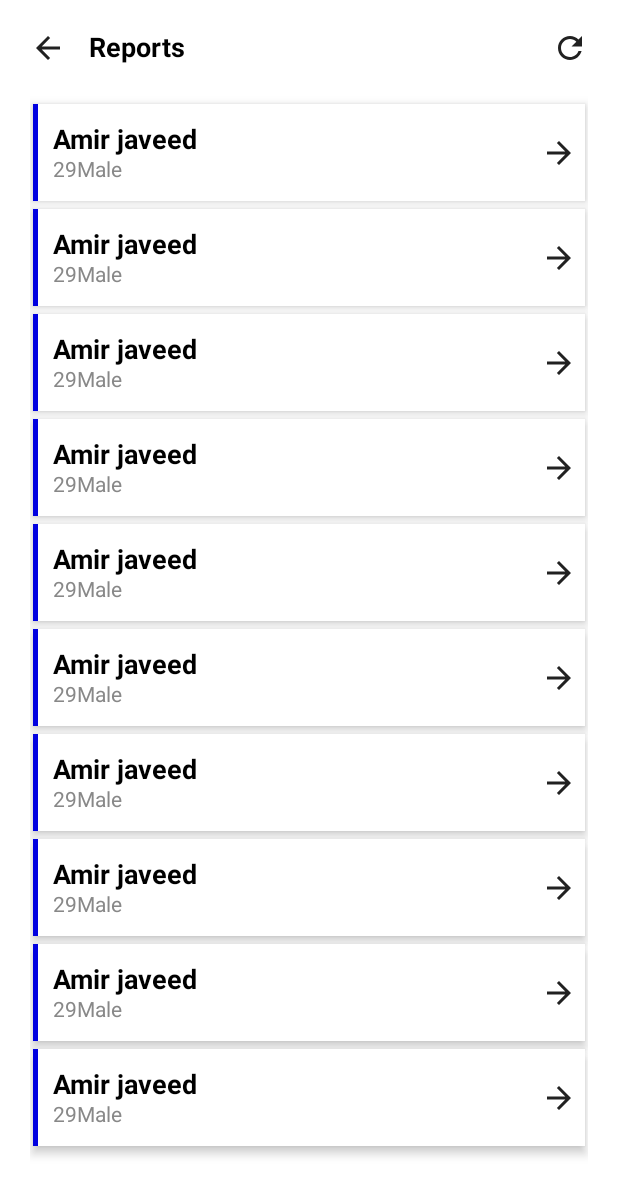
After one commit to Amir-ByteGrowth/MvvmJetPackLab, an Android app built with Jetpack Compose: the composable ReportsScreen shown on its own in the app's theme, on a phone screen of 412 x 824 dp. The commit adds this screen. Shown: the top 1196 px of the screen. Run offline under Robolectric (Android 15) with nearby library versions, the phone set to English and light mode, and no system bars; our stand-ins replace constraintlayout-compose.

Commit message:
ReportsScreen Created

```diff
--- a/app/src/main/java/com/example/mvvmjetpackcompose/constants/Constants.kt
+++ b/app/src/main/java/com/example/mvvmjetpackcompose/constants/Constants.kt
@@ -11,5 +11,6 @@ class Constants {
         const val TEST_DETAIL = "TestDetail"
         const val MY_CART = "MyCart"
         const val SERVICES_SCREENS = "ServicesScreens"
+        const val REPORT_SCREEN = "ReportScreen"
     }
 }
--- a/app/src/main/java/com/example/mvvmjetpackcompose/navigation/NavGraph.kt
+++ b/app/src/main/java/com/example/mvvmjetpackcompose/navigation/NavGraph.kt
@@ -8,6 +8,7 @@ import com.example.mvvmjetpackcompose.ui.screens.accountscreen.AccountScreen
 import com.example.mvvmjetpackcompose.ui.screens.chatscreen.ChatScreen
 import com.example.mvvmjetpackcompose.ui.screens.managerelationship.ManageRelationShipsScreen
 import com.example.mvvmjetpackcompose.ui.screens.mycartscreen.MyCartScreen
+import com.example.mvvmjetpackcompose.ui.screens.reportsscreen.ReportsScreen
 import com.example.mvvmjetpackcompose.ui.screens.servicesscreens.ServicesScreens
 import com.example.mvvmjetpackcompose.ui.screens.testslitcscreen.TestsListScreen
 import com.example.mvvmjetpackcompose.ui.screens.testslitcscreen.testdetailscreen.TestDetailScreen
@@ -25,6 +26,10 @@ fun NavigationGraph(navController: NavHostController) {
 
                 override fun navigateToMedicinesScreen() {
                     navController.navigate(Screens.ServicesScreens.route)
+                }
+
+                override fun navigateToReportScreen() {
+                    navController.navigate(Screens.ReportsScreen.route)
                 }
 
 
@@ -69,5 +74,9 @@ fun NavigationGraph(navController: NavHostController) {
             ServicesScreens()
         }
 
+        composable(Screens.ReportsScreen.route) {
+            ReportsScreen()
+        }
+
     }
 }
--- a/app/src/main/java/com/example/mvvmjetpackcompose/navigation/ScreenClicks.kt
+++ b/app/src/main/java/com/example/mvvmjetpackcompose/navigation/ScreenClicks.kt
@@ -8,6 +8,8 @@ interface HomeScreenClicks {
     fun navigateToAllTestScreen()
     fun navigateToMedicinesScreen()
 
+    fun navigateToReportScreen()
+
 }
 
 interface AllTestScreenClicks {
--- a/app/src/main/java/com/example/mvvmjetpackcompose/navigation/Screens.kt
+++ b/app/src/main/java/com/example/mvvmjetpackcompose/navigation/Screens.kt
@@ -3,6 +3,7 @@ package com.example.mvvmjetpackcompose.navigation
 import com.example.mvvmjetpackcompose.constants.Constants.Companion.ALL_TESTS
 import com.example.mvvmjetpackcompose.constants.Constants.Companion.MANAGE_RELATIONS
 import com.example.mvvmjetpackcompose.constants.Constants.Companion.MY_CART
+import com.example.mvvmjetpackcompose.constants.Constants.Companion.REPORT_SCREEN
 import com.example.mvvmjetpackcompose.constants.Constants.Companion.SERVICES_SCREENS
 import com.example.mvvmjetpackcompose.constants.Constants.Companion.SPLASH_SCREEN
 import com.example.mvvmjetpackcompose.constants.Constants.Companion.TEST_DETAIL
@@ -14,4 +15,6 @@ sealed class Screens(val route: String) {
     object TestDetailScreen : Screens(TEST_DETAIL)
     object MyCartScreen : Screens(MY_CART)
     object ServicesScreens : Screens(SERVICES_SCREENS)
+
+    object ReportsScreen : Screens(REPORT_SCREEN)
 }
--- /dev/null
+++ b/app/src/main/java/com/example/mvvmjetpackcompose/ui/screens/reportsscreen/ReportsScreen.kt
@@ -0,0 +1,135 @@
+package com.example.mvvmjetpackcompose.ui.screens.reportsscreen
+
+import androidx.compose.foundation.background
+import androidx.compose.foundation.clickable
+import androidx.compose.foundation.layout.*
+import androidx.compose.foundation.lazy.LazyColumn
+import androidx.compose.foundation.lazy.rememberLazyListState
+import androidx.compose.foundation.shape.RoundedCornerShape
+import androidx.compose.material.*
+import androidx.compose.material.icons.Icons
+import androidx.compose.material.icons.filled.ArrowBack
+import androidx.compose.material.icons.filled.ArrowForward
+import androidx.compose.material.icons.filled.Refresh
+import androidx.compose.runtime.Composable
+import androidx.compose.ui.Alignment
+import androidx.compose.ui.Modifier
+import androidx.compose.ui.graphics.Color
+import androidx.compose.ui.text.TextStyle
+import androidx.compose.ui.text.font.FontWeight
+import androidx.compose.ui.tooling.preview.Preview
+import androidx.compose.ui.unit.dp
+import androidx.compose.ui.unit.sp
+import androidx.constraintlayout.compose.ConstraintLayout
+import androidx.constraintlayout.compose.Dimension
+
+@Composable
+fun ReportsScreen(modifier: Modifier = Modifier) {
+    Scaffold(
+        topBar = { ReportsScreenAppBar() },
+        modifier = modifier.padding(horizontal = 20.dp, vertical = 20.dp),
+        content = { ReportsScreenContent() })
+
+
+}
+
+@Composable
+fun ReportsScreenContent(modifier: Modifier = Modifier) {
+    LazyColumn(
+        modifier = modifier
+            .padding(vertical = 20.dp)
+            .fillMaxSize(), state = rememberLazyListState()
+    ) {
+        items(10) {
+            ReportsListItem()
+        }
+    }
+}
+
+
+@Composable
+fun ReportsScreenAppBar(modifier: Modifier = Modifier) {
+    Row(verticalAlignment = Alignment.CenterVertically, modifier = modifier.fillMaxWidth()) {
+        Icon(imageVector = Icons.Default.ArrowBack,
+            contentDescription = "Back",
+            modifier = modifier.clickable {})
+        Spacer(modifier = modifier.width(15.dp))
+        Text(
+            text = "Reports", style = TextStyle.Default.copy(
+                color = Color.Black, fontWeight = FontWeight.Bold, fontSize = 18.sp
+            )
+        )
+        Box(modifier = modifier
+            .fillMaxWidth()
+            .clickable {}) {
+            Icon(
+                imageVector = Icons.Default.Refresh,
+                contentDescription = "Refresh",
+                modifier = modifier.align(
+                    Alignment.CenterEnd
+                )
+            )
+        }
+    }
+}
+
+@Composable
+fun ReportsListItem(modifier: Modifier = Modifier) {
+    Card(
+        modifier = modifier
+            .height(70.dp).padding(start = 2.dp, end = 2.dp, top = 5.dp)
+            .fillMaxWidth()
+            .clickable { }, shape = RoundedCornerShape(0), elevation = 4.dp
+    ) {
+        ConstraintLayout {
+            val (line, name, forwardIcon) = createRefs()
+            Divider(modifier = modifier
+                .constrainAs(line) {
+                    start.linkTo(parent.start)
+                    top.linkTo(parent.top)
+                    bottom.linkTo(parent.bottom)
+                    height = Dimension.fillToConstraints
+                }
+                .width(3.dp)
+                .background(Color.Blue)
+
+            )
+
+            Column(modifier = modifier.constrainAs(name) {
+                start.linkTo(line.end, margin = 10.dp)
+                end.linkTo(forwardIcon.start, margin = 10.dp)
+                top.linkTo(parent.top)
+                bottom.linkTo(parent.bottom)
+                width = Dimension.fillToConstraints
+            }, horizontalAlignment = Alignment.Start) {
+                Text(
+                    text = "Amir javeed",
+                    style = TextStyle.Default.copy(
+                        color = Color.Black,
+                        fontWeight = FontWeight.Bold,
+                        fontSize = 18.sp
+                    )
+                )
+                Spacer(modifier = modifier.height(1.dp))
+                Text(text = "29Male", style = TextStyle.Default.copy(color = Color.Gray))
+
+            }
+
+            Icon(
+                imageVector = Icons.Default.ArrowForward,
+                contentDescription = "ArrowForward",
+                modifier = modifier.constrainAs(forwardIcon) {
+                    end.linkTo(parent.end, margin = 5.dp)
+                    top.linkTo(parent.top)
+                    bottom.linkTo(parent.bottom)
+                }
+            )
+        }
+    }
+}
+
+@Preview(showBackground = true)
+@Composable
+fun PreviewReportsScreen() {
+    ReportsScreen()
+}
--- a/app/src/main/java/com/example/mvvmjetpackcompose/ui/screens/usermainscreen/UserMainScreen.kt
+++ b/app/src/main/java/com/example/mvvmjetpackcompose/ui/screens/usermainscreen/UserMainScreen.kt
@@ -1,15 +1,15 @@
 package com.example.mvvmjetpackcompose.ui.screens.usermainscreen
 
-import androidx.compose.foundation.*
-import androidx.compose.foundation.gestures.Orientation
-import androidx.compose.foundation.gestures.scrollable
+import androidx.compose.foundation.Image
+import androidx.compose.foundation.background
+import androidx.compose.foundation.clickable
 import androidx.compose.foundation.interaction.MutableInteractionSource
 import androidx.compose.foundation.layout.*
-import androidx.compose.foundation.lazy.GridCells
 import androidx.compose.foundation.lazy.LazyColumn
-import androidx.compose.foundation.lazy.LazyVerticalGrid
 import androidx.compose.foundation.shape.RoundedCornerShape
-import androidx.compose.material.*
+import androidx.compose.material.Icon
+import androidx.compose.material.Scaffold
+import androidx.compose.material.Text
 import androidx.compose.material.ripple.rememberRipple
 import androidx.compose.runtime.Composable
 import androidx.compose.runtime.remember
@@ -23,12 +23,12 @@ import androidx.compose.ui.unit.dp
 import androidx.compose.ui.unit.sp
 import androidx.hilt.navigation.compose.hiltViewModel
 import com.example.mvvmjetpackcompose.R
-import com.example.mvvmjetpackcompose.data.models.RelationShipEnableModel
 import com.example.mvvmjetpackcompose.navigation.HomeScreenClicks
 import com.example.mvvmjetpackcompose.splashactivity.ui.theme.MvvmJetPackComposeTheme
-import com.example.mvvmjetpackcompose.ui.screens.managerelationship.RelationShipDialog
-import com.example.mvvmjetpackcompose.ui.screens.usermainscreen.addtocartbottomsheet.RelationShipEnableDialog
-import com.example.mvvmjetpackcompose.ui.screens.usermainscreen.components.*
+import com.example.mvvmjetpackcompose.ui.screens.usermainscreen.components.ChugtaiServicesList
+import com.example.mvvmjetpackcompose.ui.screens.usermainscreen.components.ImageSlider
+import com.example.mvvmjetpackcompose.ui.screens.usermainscreen.components.TestsList
+import com.example.mvvmjetpackcompose.ui.screens.usermainscreen.components.TitleString
 
 @Composable
 fun CreateMainScreen(homeScreenClicks: HomeScreenClicks) {
@@ -89,7 +89,6 @@ fun HomeScreen(
 ) {
 
 
-
     Scaffold(
         topBar = { AppBar() },
         modifier = Modifier.padding(start = 20.dp, end = 20.dp, top = 20.dp, bottom = 45.dp)
@@ -108,7 +107,12 @@ fun HomeScreen(
             item { Spacer(modifier = modifier.height(13.dp)) }
             item { TitleString("Chughtai Care") }
             item { Spacer(modifier = modifier.height(1.dp)) }
-            item { ChugtaiServicesList(userMainViewModel.chughtaiServicesList) }
+            item {
+                ChugtaiServicesList(
+                    userMainViewModel.chughtaiServicesList,
+                    homeScreenClicks = homeScreenClicks
+                )
+            }
 
             item { Spacer(modifier = modifier.height(13.dp)) }
             item { TitleString("Our Services") }
--- a/app/src/main/java/com/example/mvvmjetpackcompose/ui/screens/usermainscreen/components/ChughtaiServices.kt
+++ b/app/src/main/java/com/example/mvvmjetpackcompose/ui/screens/usermainscreen/components/ChughtaiServices.kt
@@ -1,30 +1,21 @@
 package com.example.mvvmjetpackcompose.ui.screens.usermainscreen.components
 
 import androidx.compose.foundation.ExperimentalFoundationApi
-import androidx.compose.foundation.layout.*
+import androidx.compose.foundation.layout.Arrangement
+import androidx.compose.foundation.layout.PaddingValues
+import androidx.compose.foundation.layout.height
 import androidx.compose.foundation.lazy.GridCells
-import androidx.compose.foundation.lazy.LazyRow
 import androidx.compose.foundation.lazy.LazyVerticalGrid
 import androidx.compose.foundation.lazy.items
-import androidx.compose.foundation.shape.RoundedCornerShape
-import androidx.compose.material.Card
-import androidx.compose.material.ExperimentalMaterialApi
-import androidx.compose.material.Icon
-import androidx.compose.material.Text
 import androidx.compose.runtime.Composable
-import androidx.compose.ui.Alignment
 import androidx.compose.ui.Modifier
-import androidx.compose.ui.graphics.Color
-import androidx.compose.ui.res.painterResource
-import androidx.compose.ui.text.TextStyle
-import androidx.compose.ui.tooling.preview.Preview
 import androidx.compose.ui.unit.dp
-import com.example.mvvmjetpackcompose.R
 import com.example.mvvmjetpackcompose.data.models.TestModel
+import com.example.mvvmjetpackcompose.navigation.HomeScreenClicks
 
 @OptIn(ExperimentalFoundationApi::class)
 @Composable
-fun ChugtaiServicesList(testNameList: List<TestModel>) {
+fun ChugtaiServicesList(testNameList: List<TestModel>, homeScreenClicks: HomeScreenClicks) {
     LazyVerticalGrid(
 
         cells = GridCells.Adaptive(100.dp),
@@ -34,7 +25,12 @@ fun ChugtaiServicesList(testNameList: List<TestModel>) {
         modifier = Modifier.height(230.dp)
     ) {
         items(testNameList) {
-            ItemCard(testModel = it, onItemClick = {})
+            ItemCard(testModel = it, onItemClick = {
+                if (it.name == "View Report") {
+                    homeScreenClicks.navigateToReportScreen()
+                }
+
+            })
         }
     }
 }
```
